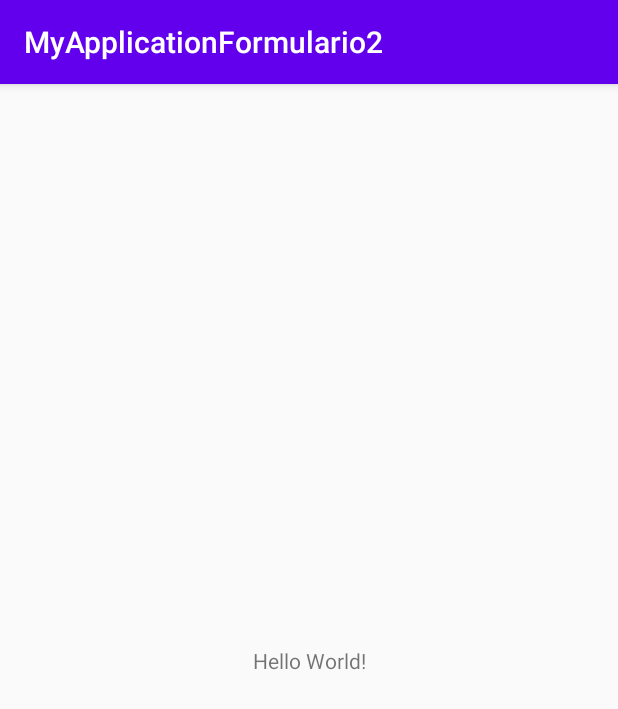
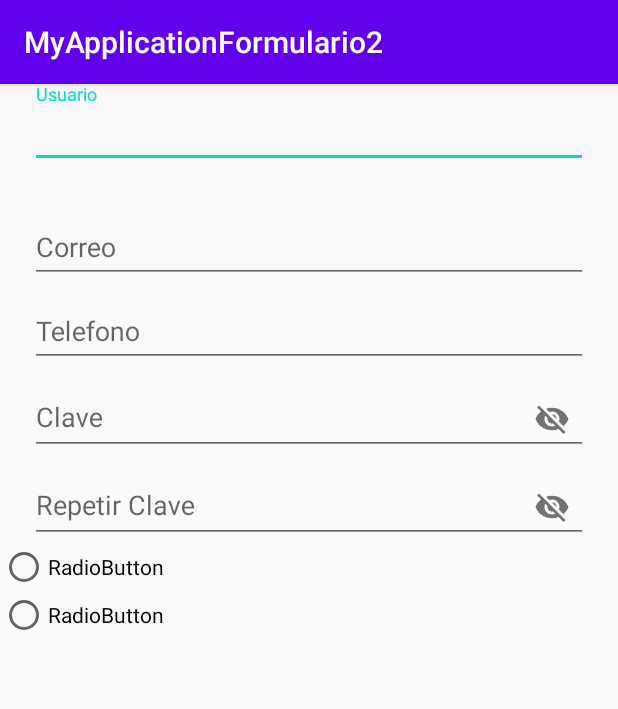
Before and after one commit to jolgo1989/Formulario, an Android app: the screen it shows after launch (MainActivity), on a phone screen of 412 x 824 dp. Shown: the top 709 px of the screen. Run offline under Robolectric (Android 15) with nearby library versions, the phone set to English and light mode, and no system bars.

Commit message:
Se avanzo en la interfaz 1

```diff
--- a/app/build.gradle
+++ b/app/build.gradle
@@ -30,8 +30,10 @@ dependencies {
     implementation 'androidx.core:core-ktx:1.3.1'
     implementation 'androidx.appcompat:appcompat:1.2.0'
     implementation 'androidx.constraintlayout:constraintlayout:2.0.0'
+    implementation 'com.google.android.material:material:1.2.0'
     testImplementation 'junit:junit:4.12'
     androidTestImplementation 'androidx.test.ext:junit:1.1.1'
     androidTestImplementation 'androidx.test.espresso:espresso-core:3.2.0'
 
+
 }
--- a/app/src/main/java/com/example/myapplicationformulario2/MainActivity.kt
+++ b/app/src/main/java/com/example/myapplicationformulario2/MainActivity.kt
@@ -7,5 +7,7 @@ class MainActivity : AppCompatActivity() {
     override fun onCreate(savedInstanceState: Bundle?) {
         super.onCreate(savedInstanceState)
         setContentView(R.layout.activity_main)
+
+
     }
 }
--- a/app/src/main/res/layout/activity_main.xml
+++ b/app/src/main/res/layout/activity_main.xml
@@ -1,18 +1,104 @@
 <?xml version="1.0" encoding="utf-8"?>
-<androidx.constraintlayout.widget.ConstraintLayout xmlns:android="http://schemas.android.com/apk/res/android"
+<LinearLayout
+
+
+    xmlns:android="http://schemas.android.com/apk/res/android"
     xmlns:app="http://schemas.android.com/apk/res-auto"
     xmlns:tools="http://schemas.android.com/tools"
+    android:id="@+id/textinpit"
     android:layout_width="match_parent"
     android:layout_height="match_parent"
-    tools:context=".MainActivity">
+    android:orientation="vertical"
+    tools:context=".MainActivity" >
 
-    <TextView
-        android:layout_width="wrap_content"
+
+
+    <com.google.android.material.textfield.TextInputLayout
+        android:layout_width="match_parent"
         android:layout_height="wrap_content"
-        android:text="Hello World!"
-        app:layout_constraintBottom_toBottomOf="parent"
-        app:layout_constraintLeft_toLeftOf="parent"
-        app:layout_constraintRight_toRightOf="parent"
-        app:layout_constraintTop_toTopOf="parent" />
+        android:hint="@string/usuario"
+        android:paddingLeft="20dp"
+        app:errorEnabled="true"
+        android:paddingRight="20dp">
 
-</androidx.constraintlayout.widget.ConstraintLayout>
+        <com.google.android.material.textfield.TextInputEditText
+            android:layout_width="match_parent"
+            android:layout_height="wrap_content" />
+    </com.google.android.material.textfield.TextInputLayout>
+
+    <com.google.android.material.textfield.TextInputLayout
+        android:id="@+id/textInputEmail"
+        android:layout_width="match_parent"
+        android:layout_height="wrap_content"
+        android:hint="@string/correo"
+        android:paddingLeft="20dp"
+        android:paddingRight="20dp">
+
+        <com.google.android.material.textfield.TextInputEditText
+            android:layout_width="match_parent"
+            android:layout_height="wrap_content" />
+    </com.google.android.material.textfield.TextInputLayout>
+
+    <com.google.android.material.textfield.TextInputLayout
+        android:id="@+id/textInputPhone"
+        android:layout_width="match_parent"
+        android:layout_height="wrap_content"
+        android:paddingLeft="20dp"
+        android:paddingRight="20dp">
+
+        <com.google.android.material.textfield.TextInputEditText
+            android:layout_width="match_parent"
+            android:layout_height="wrap_content"
+            android:hint="@string/telefono" />
+    </com.google.android.material.textfield.TextInputLayout>
+
+
+
+    <com.google.android.material.textfield.TextInputLayout
+        android:id="@+id/textInputPassword1"
+        android:layout_width="match_parent"
+        android:layout_height="wrap_content"
+        android:hint="@string/clave"
+        android:paddingLeft="20dp"
+        android:paddingRight="20dp"
+        app:passwordToggleEnabled="true">
+
+        <com.google.android.material.textfield.TextInputEditText
+            android:layout_width="match_parent"
+            android:layout_height="wrap_content" />
+    </com.google.android.material.textfield.TextInputLayout>
+
+    <com.google.android.material.textfield.TextInputLayout
+        android:id="@+id/textInputPassword2"
+        android:layout_width="match_parent"
+        android:layout_height="wrap_content"
+        android:hint="@string/clave2"
+        android:paddingLeft="20dp"
+        android:paddingRight="20dp"
+        app:passwordToggleEnabled="true">
+
+        <com.google.android.material.textfield.TextInputEditText
+            android:layout_width="match_parent"
+            android:layout_height="wrap_content" />
+
+    </com.google.android.material.textfield.TextInputLayout>
+
+    <RadioGroup
+        android:layout_width="130dp"
+        android:layout_height="78dp">
+
+        <RadioButton
+            android:id="@+id/radioButton2"
+            android:layout_width="wrap_content"
+            android:layout_height="wrap_content"
+            android:text="RadioButton" />
+
+        <RadioButton
+            android:id="@+id/radioButton3"
+            android:layout_width="wrap_content"
+            android:layout_height="wrap_content"
+            android:text="RadioButton" />
+    </RadioGroup>
+
+
+</LinearLayout>
--- a/app/src/main/res/values/strings.xml
+++ b/app/src/main/res/values/strings.xml
@@ -1,3 +1,11 @@
 <resources>
     <string name="app_name">MyApplicationFormulario2</string>
+    <string name="hint">hint</string>
+    <string name="usuario">Usuario</string>
+    <string name="button">Button</string>
+    <string name="clave">Clave</string>
+    <string name="clave2">Repetir Clave</string>
+    <string name="correo">Correo</string>
+    <string name="telefono">Telefono</string>
+
 </resources>
```
